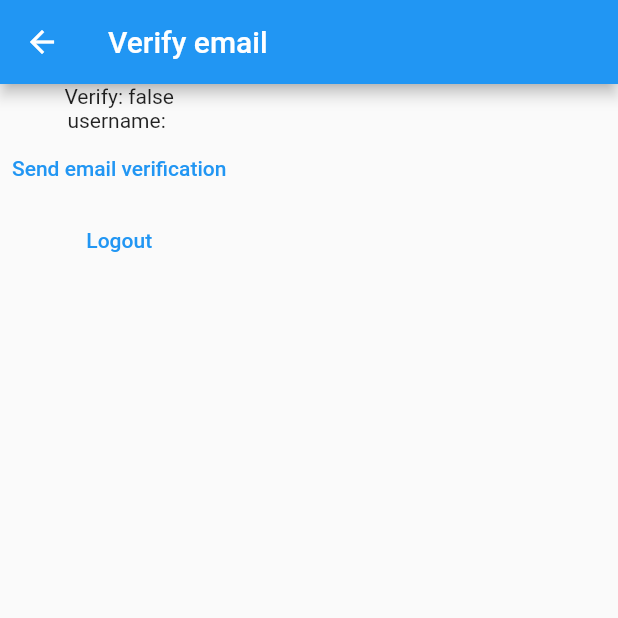
After one commit to giangclub00/flutter_beginner, a Flutter app: the VerifyEmailView screen opened directly, after a tap on "Send email verification", on a phone screen of 412 x 824 dp, the top half of it. The commit adds this screen. Run offline on Flutter 3.47's test engine with Material 2 defaults, Android fonts, the phone set to English and light mode, and no system bars; our stand-ins replace firebase_auth, firebase_core; accounts and stored records are empty; network calls fail.

Commit message:
connect screen togother, add constants to refactor code, add progress bar for request

```diff
--- /dev/null
+++ b/Wordflow.txt
@@ -0,0 +1,9 @@
+
+
+Flash view -> home 	-> (logged in) 	-> (it's verified)     -> Text ('Email is verified');
+				-> (it's not verified) -> Verify Email View -> (Verify Success) -> Home view
+									    -> (Verify Failed)
+			-> (not logged in) -> Login View -> (login is success) -> Home View
+						 -> (login is failed)
+
+			-> Press register -> Register View -> (Register is success) -> Home View
--- /dev/null
+++ b/lib/constants/constants.dart
@@ -0,0 +1,3 @@
+const String login = '/login/';
+const String register = '/register/';
+const String home = '/home/';
--- a/lib/views/index.dart
+++ b/lib/views/index.dart
@@ -1,2 +1,3 @@
 export "./login_view.dart";
 export "./register_view.dart";
+export "./verify_email_view.dart";
--- /dev/null
+++ b/lib/views/verify_email_view.dart
@@ -0,0 +1,92 @@
+import 'dart:async';
+
+import 'package:firebase_auth/firebase_auth.dart';
+import 'package:flutter/material.dart';
+import 'package:flutter_beginner/constants/constants.dart' as constants;
+import 'dart:developer' as devtools show log;
+
+class VerifyEmailView extends StatefulWidget {
+  const VerifyEmailView({Key? key}) : super(key: key);
+
+  @override
+  State<VerifyEmailView> createState() => _VerifyEmailViewState();
+
+  Future<void> myAsyncMethod(BuildContext context) async {
+    Navigator.of(context).pushNamedAndRemoveUntil(
+      '/login/',
+      (route) => false,
+    );
+  }
+}
+
+class _VerifyEmailViewState extends State<VerifyEmailView> {
+  String username = "";
+  bool? _isUserEmailVerified = false;
+  Timer? _timer;
+
+  @override
+  void initState() {
+    super.initState();
+    username = FirebaseAuth.instance.currentUser?.email ?? '';
+
+    Future(() async {
+      _timer = Timer.periodic(const Duration(seconds: 10), (timer) async {
+        await FirebaseAuth.instance.currentUser?.reload();
+        var user = FirebaseAuth.instance.currentUser;
+        var isVerify = user?.emailVerified ?? false;
+        if (isVerify) {
+          setState(() {
+            _isUserEmailVerified = isVerify;
+          });
+          timer.cancel();
+          if (!mounted) return;
+            Navigator.of(context).pushNamedAndRemoveUntil(constants.home, (route) => false);
+        }
+      });
+    });
+  }
+
+  @override
+  Widget build(BuildContext context) {
+    return Scaffold(
+      appBar: AppBar(
+        title: const Text('Verify email'),
+      ),
+      body: Column(
+        children: [
+          Text('Verify: $_isUserEmailVerified'),
+          Text("username: $username"),
+          TextButton(
+            onPressed: () async {
+              try {
+                final user = FirebaseAuth.instance.currentUser;
+                await user?.sendEmailVerification();
+              } catch (e) {
+                devtools.log(e.toString());
+              }
+            },
+            child: const Text('Send email verification'),
+          ),
+          TextButton(
+              // onPressed: () async {
+              //   await FirebaseAuth.instance.signOut();
+              //   Navigator.of(context).pushNamedAndRemoveUntil(
+              //   '/login/',
+              //   (route) => false,
+              //   );
+              // },
+              onPressed: () => const VerifyEmailView().myAsyncMethod(context),
+              child: const Text('Logout')),
+        ],
+      ),
+    );
+  }
+
+  @override
+  void dispose() {
+    super.dispose();
+    if (_timer != null) {
+      _timer?.cancel();
+    }
+  }
+}
```
Also changed, not shown: lib/main.dart (+26 -23 lines), lib/views/home_view.dart (added, +85 -0 lines), lib/views/login_view.dart (+89 -43 lines), lib/views/register_view.dart (+30 -42 lines), 1 other file.
